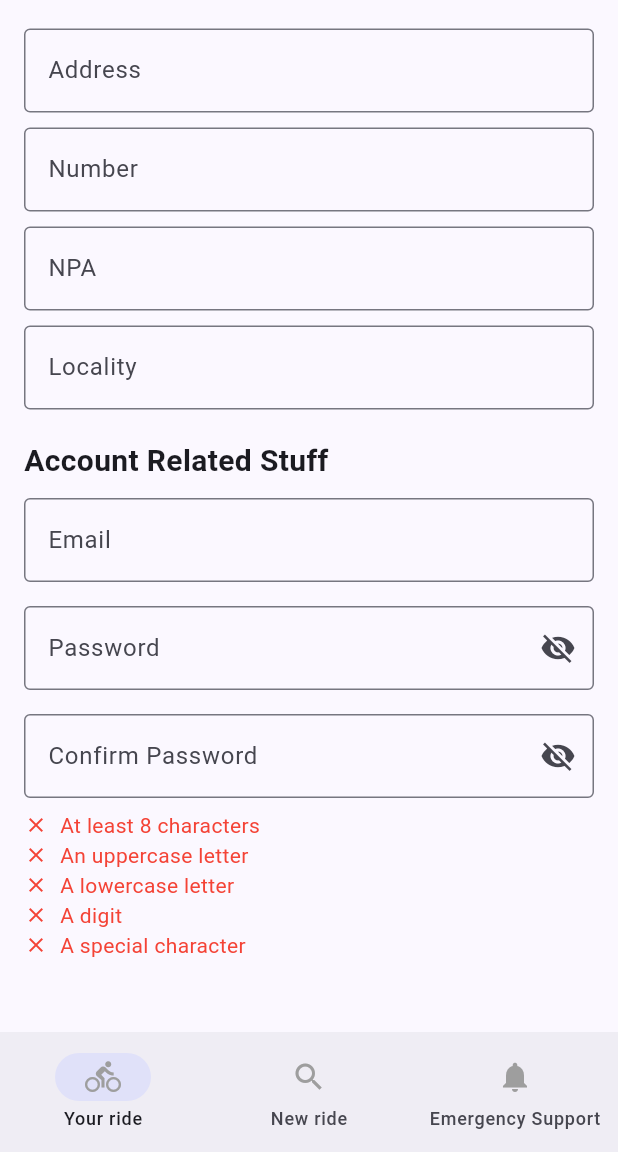
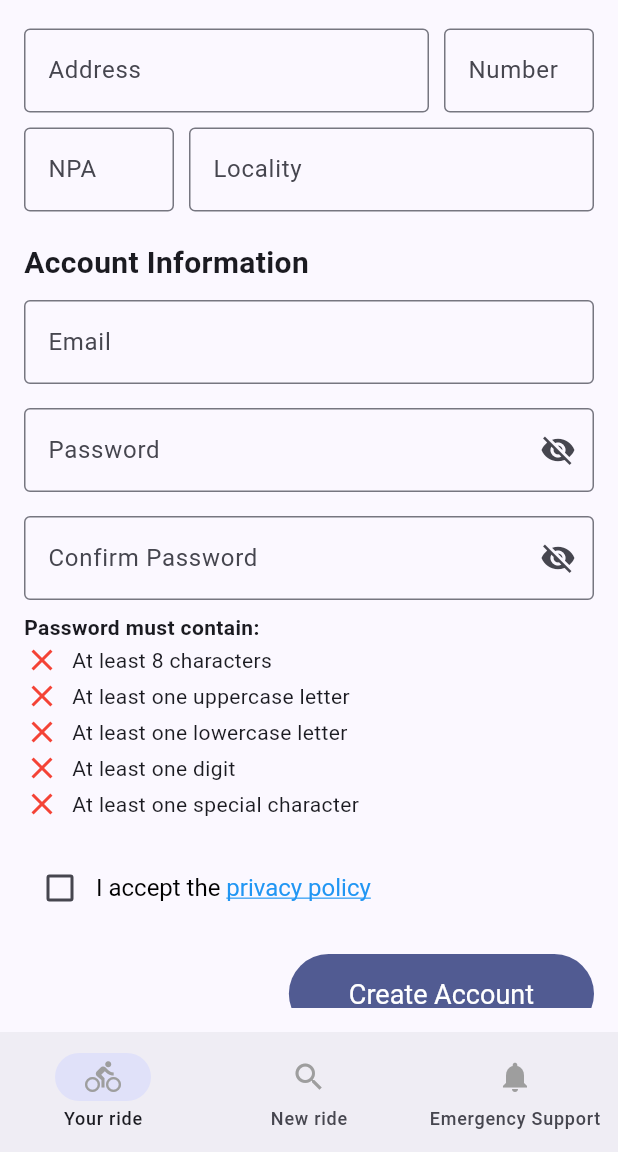
Before and after one commit to davidmarsoni/64-51-Mobile-Dev-Group1, a Flutter app: the CreateAccountPage screen opened directly, scrolled down 576 dp, on a phone screen of 412 x 824 dp, the part 84-1236 px from its top. Run offline on Flutter 3.47's test engine with Material 3 defaults, Android fonts, the phone set to English and light mode, and no system bars; our stand-ins replace cloud_firestore, firebase_auth, firebase_core, flutter_svg; accounts and stored records are empty.

Commit message:
Add complete field verification for the create account page and correct some bugs - Add a new object appUser that handles the user data on our application - Modify the create account to have all field validation and better-looking - Modify the auth_services to have the function related to the create account page - Modify the welcome page to update a minor style issue - Modify the button widget to add the possibility to choose the horizontal and vertical padding

```diff
--- /dev/null
+++ b/lib/data/objects/appUser.dart
@@ -0,0 +1,43 @@
+class AppUser {
+  final String? uid;
+  final String name;
+  final String surname;
+  final String phone;
+  final String birthDate;
+  final String username;
+  final String address;
+  final String number;
+  final String npa;
+  final String locality;
+  final String email;
+
+  AppUser({
+    this.uid,
+    required this.name,
+    required this.surname,
+    required this.phone,
+    required this.birthDate,
+    required this.username,
+    required this.address,
+    required this.number,
+    required this.npa,
+    required this.locality,
+    required this.email,
+  });
+
+  Map<String, dynamic> toMap() {
+    return {
+      'uid': uid,
+      'name': name,
+      'surname': surname,
+      'phone': phone,
+      'birthDate': birthDate,
+      'username': username,
+      'address': address,
+      'number': number,
+      'npa': npa,
+      'locality': locality,
+      'email': email,
+    };
+  }
+}
--- a/lib/src/auth/create_account/create_account_page.dart
+++ b/lib/src/auth/create_account/create_account_page.dart
@@ -1,7 +1,10 @@
 import 'package:firebase_auth/firebase_auth.dart';
+import 'package:flutter/gestures.dart';
 import 'package:flutter/material.dart';
+import 'package:valais_roll/data/objects/appUser.dart';
 import 'package:valais_roll/src/others/privacy_policy_page.dart';
 import 'package:valais_roll/src/services/auth_service.dart';
+import 'package:valais_roll/src/widgets/button.dart';
 import '../../widgets/nav_bar.dart';
 import '../../widgets/top_bar.dart';
 
@@ -14,6 +17,8 @@ class CreateAccountPage extends StatefulWidget {
 
 class _CreateAccountPageState extends State<CreateAccountPage> {
   final AuthService _authService = AuthService();
+  final _formKey = GlobalKey<FormState>();
+
   final Map<String, TextEditingController> _controllers = {
     'email': TextEditingController(),
     'password': TextEditingController(),
@@ -29,18 +34,131 @@ class _CreateAccountPageState extends State<CreateAccountPage> {
     'locality': TextEditingController(),
   };
 
+  bool _passwordVisible = false;
+  bool _acceptPrivacyPolicy = false;
   String? passwordError;
   String? confirmPasswordError;
-  bool _passwordVisible = false;
-  bool _acceptPrivacyPolicy = false;
+
+  String? _validateField(String value, String fieldType) {
+    if (value.isEmpty) return 'This field cannot be empty.';
+
+    // Email validation
+    if (fieldType == 'email' && !RegExp(r'^[^@]+@[^@]+\.[^@]+').hasMatch(value)) {
+      return 'Please enter a valid email address.';
+    }
+
+    // Phone validation (only digits)
+    if (fieldType == 'phone' && !RegExp(r'^\d+$').hasMatch(value)) {
+      return 'Please enter a valid phone number.';
+    }
+
+    // NPA validation (only digits)
+    if (fieldType == 'npa' && !RegExp(r'^\d+$').hasMatch(value)) {
+      return 'Please enter a valid NPA.';
+    }
+
+    // Number validation (only digits)
+    if (fieldType == 'number' && !RegExp(r'^\d+$').hasMatch(value)) {
+      return 'Please enter a valid road number.';
+    }
+
+    // Password validation
+    if (fieldType == 'password') {
+      if (value.length < 8) return 'Password must be at least 8 characters long.';
+      if (!RegExp(r'[A-Z]').hasMatch(value)) return 'Password must contain at least one uppercase letter.';
+      if (!RegExp(r'[a-z]').hasMatch(value)) return 'Password must contain at least one lowercase letter.';
+      if (!RegExp(r'[0-9]').hasMatch(value)) return 'Password must contain at least one digit.';
+      if (!RegExp(r'[!@#$%^&*(),.?":{}|<>]').hasMatch(value)) return 'Password must contain at least one special character.';
+    }
+
+    // Confirm password validation
+    if (fieldType == 'confirmPassword' && value != _controllers['password']!.text) {
+      return 'Passwords do not match.';
+    }
+
+    // Name, surname, and username validation
+    if (['name', 'surname', 'username'].contains(fieldType) && value.length < 2) {
+      return 'This field must be at least 2 characters long.';
+    }
+
+    // Birthdate validation (simple format check)
+    if (fieldType == 'birthDate' && !RegExp(r'^\d{4}-\d{2}-\d{2}$').hasMatch(value)) {
+      return 'Please enter a valid birth date (YYYY-MM-DD).';
+    }
+
+    // Address validation (not empty)
+    if (fieldType == 'address' && value.isEmpty) {
+      return 'Address cannot be empty.';
+    }
+
+    // Locality validation
+    if (fieldType == 'locality' && value.isEmpty) {
+      return 'Locality cannot be empty.';
+    }
+
+    return null;
+  }
+
+
+  void _selectBirthDate(BuildContext context) async {
+    DateTime? pickedDate = await showDatePicker(
+      context: context,
+      initialDate: DateTime.now(),
+      firstDate: DateTime(1900),
+      lastDate: DateTime.now(),
+    );
+
+    if (pickedDate != null) {
+      setState(() {
+        _controllers['birthDate']!.text = "${pickedDate.toLocal()}".split(' ')[0];  // Formatting the date as YYYY-MM-DD
+      });
+    }
+  }
+
+  Widget _buildBirthDateField() {
+    return TextFormField(
+      controller: _controllers['birthDate'],
+      decoration: const InputDecoration(
+        labelText: 'Birth Date',
+        border: OutlineInputBorder(),
+      ),
+      readOnly: true,  // Prevent manual text input
+      onTap: () {
+        _selectBirthDate(context);  // Open date picker on tap
+      },
+      validator: (value) => _validateField(value!, 'birthDate'),
+    );
+  }
+
+  List<Widget> _buildPasswordCriteria(String password) {
+    return [
+      const Text('Password must contain:', style: TextStyle(fontWeight: FontWeight.bold)),
+      _buildCriteriaItem('At least 8 characters', password.length >= 8),
+      _buildCriteriaItem('At least one uppercase letter', RegExp(r'[A-Z]').hasMatch(password)),
+      _buildCriteriaItem('At least one lowercase letter', RegExp(r'[a-z]').hasMatch(password)),
+      _buildCriteriaItem('At least one digit', RegExp(r'[0-9]').hasMatch(password)),
+      _buildCriteriaItem('At least one special character', RegExp(r'[!@#$%^&*(),.?":{}|<>]').hasMatch(password)),
+    ];
+  }
+
+  Widget _buildCriteriaItem(String text, bool isValid) {
+    return Row(
+      children: [
+        Icon(isValid ? Icons.check : Icons.close, color: isValid ? Colors.green : Colors.red),
+        const SizedBox(width: 8),
+        Text(text),
+      ],
+    );
+  }
 
   void _createAccount() async {
     setState(() {
-      confirmPasswordError = _validateConfirmPassword(_controllers['password']!.text, _controllers['confirmPassword']!.text);
-      passwordError = _validatePassword(_controllers['password']!.text);
+      // Validate confirm password and password
+      confirmPasswordError = _validateField(_controllers['confirmPassword']!.text, 'confirmPassword');
+      passwordError = _validateField(_controllers['password']!.text, 'password');
     });
 
-    if (passwordError != null || confirmPasswordError != null || !_acceptPrivacyPolicy) {
+    if (!_formKey.currentState!.validate() || passwordError != null || confirmPasswordError != null || !_acceptPrivacyPolicy) {
       if (!_acceptPrivacyPolicy) {
         ScaffoldMessenger.of(context).showSnackBar(
           const SnackBar(content: Text('You must accept the privacy policy to continue.')),
@@ -50,21 +168,49 @@ class _CreateAccountPageState extends State<CreateAccountPage> {
     }
 
     try {
-      User? user = await _authService.createAccountWithEmail(
-        _controllers['email']!.text,
-        _controllers['password']!.text,
+      // Create the AppUser object with form data
+      AppUser newUser = AppUser(
+        email: _controllers['email']!.text,
+        name: _controllers['name']!.text,
+        surname: _controllers['surname']!.text,
+        phone: _controllers['phone']!.text,
+        birthDate: _controllers['birthDate']!.text,
+        username: _controllers['username']!.text,
+        address: _controllers['address']!.text,
+        number: _controllers['number']!.text,
+        npa: _controllers['npa']!.text,
+        locality: _controllers['locality']!.text,
       );
 
-      if (user != null && !user.emailVerified) {
+      // Check if a user already exists with this address
+      bool userExists = await _authService.checkUserByAddress(newUser.address, newUser.number, newUser.npa);
+
+      if (userExists) {
+        ScaffoldMessenger.of(context).showSnackBar(
+          const SnackBar(content: Text('A user already exists with this address.')),
+        );
+        return;
+      }
+
+      // Create the account
+      User? user = await _authService.createAccountWithEmail(newUser.email, _controllers['password']!.text);
+
+      if (user != null) {
+        // Send email verification
+        if (!user.emailVerified) {
           await _authService.sendEmailVerification(user);
           ScaffoldMessenger.of(context).showSnackBar(
             const SnackBar(content: Text('Verification email sent. Please check your email.')),
           );
         }
 
+        // Add the user to Firestore
+        await _authService.addUserToFirestore(user, newUser);
+
         ScaffoldMessenger.of(context).showSnackBar(
           const SnackBar(content: Text('Account created successfully! Please verify your email.')),
         );
+      }
     } on FirebaseAuthException catch (e) {
       String message = _authService.getErrorMessage(e);
       ScaffoldMessenger.of(context).showSnackBar(
@@ -77,51 +223,13 @@ class _CreateAccountPageState extends State<CreateAccountPage> {
     }
   }
 
-  String? _validatePassword(String password) {
-    if (password.isEmpty) return 'Password cannot be empty.';
-    if (password.length < 8) return 'Password must be at least 8 characters long.';
-    if (!RegExp(r'[A-Z]').hasMatch(password)) return 'Password must contain at least one uppercase letter.';
-    if (!RegExp(r'[a-z]').hasMatch(password)) return 'Password must contain at least one lowercase letter.';
-    if (!RegExp(r'[0-9]').hasMatch(password)) return 'Password must contain at least one digit.';
-    if (!RegExp(r'[!@#$%^&*(),.?":{}|<>]').hasMatch(password)) return 'Password must contain at least one special character.';
-    return null;
-  }
-
-  String? _validateConfirmPassword(String password, String confirmPassword) {
-    if (confirmPassword.isEmpty) return 'Confirm Password cannot be empty.';
-    if (password != confirmPassword) return 'Passwords do not match.';
-    return null;
-  }
-
-  List<Widget> _buildPasswordCriteria(String password) {
-    final criteria = [
-      {'text': 'At least 8 characters', 'regex': r'.{8,}'},
-      {'text': 'An uppercase letter', 'regex': r'[A-Z]'},
-      {'text': 'A lowercase letter', 'regex': r'[a-z]'},
-      {'text': 'A digit', 'regex': r'[0-9]'},
-      {'text': 'A special character', 'regex': r'[!@#$%^&*(),.?":{}|<>]'},
-    ];
-
-    return criteria.map((criterion) {
-      final isValid = RegExp(criterion['regex']!).hasMatch(password);
-      return Row(
-        children: [
-          Icon(isValid ? Icons.check : Icons.close, color: isValid ? Colors.green : Colors.red, size: 16),
-          const SizedBox(width: 8),
-          Text(criterion['text']!, style: TextStyle(color: isValid ? Colors.green : Colors.red)),
-        ],
-      );
-    }).toList();
-  }
-
-  Widget _buildTextField(String label, String controllerKey, {bool obscureText = false, String? errorText, TextInputType keyboardType = TextInputType.text}) {
+  Widget _buildTextField(String label, String controllerKey, {bool obscureText = false, TextInputType keyboardType = TextInputType.text, String? errorText}) {
     return TextFormField(
       controller: _controllers[controllerKey],
       decoration: InputDecoration(
         labelText: label,
         errorText: errorText,
         border: const OutlineInputBorder(),
-        focusedBorder: const OutlineInputBorder(borderSide: BorderSide(color: Colors.blue)),
         suffixIcon: obscureText
             ? IconButton(
                 icon: Icon(_passwordVisible ? Icons.visibility : Icons.visibility_off),
@@ -135,12 +243,9 @@ class _CreateAccountPageState extends State<CreateAccountPage> {
       ),
       obscureText: obscureText && !_passwordVisible,
       keyboardType: keyboardType,
+      validator: (value) => _validateField(value!, controllerKey),
       onChanged: (value) {
-        if (controllerKey == 'password') {
-          setState(() {
-            passwordError = _validatePassword(value);
-          });
-        }
+        setState(() {});
       },
     );
   }
@@ -152,11 +257,16 @@ class _CreateAccountPageState extends State<CreateAccountPage> {
       body: Padding(
         padding: const EdgeInsets.all(16.0),
         child: SingleChildScrollView(
+          child: Form(
+            key: _formKey,
             child: Column(
+              crossAxisAlignment: CrossAxisAlignment.start,
               children: <Widget>[
-              const Align(alignment: Alignment.centerLeft, child: Text('Create your account', style: TextStyle(fontSize: 24, fontWeight: FontWeight.bold))),
+                const Text('Create your account', style: TextStyle(fontSize: 24, fontWeight: FontWeight.bold)),
                 const SizedBox(height: 20),
-              const Align(alignment: Alignment.centerLeft, child: Text('Personal Information', style: TextStyle(fontSize: 20, fontWeight: FontWeight.bold))),
+
+                // Personal Information Section
+                const Text('Personal Information', style: TextStyle(fontSize: 20, fontWeight: FontWeight.bold)),
                 const SizedBox(height: 10),
                 _buildTextField('Name', 'name'),
                 const SizedBox(height: 10),
@@ -164,25 +274,51 @@ class _CreateAccountPageState extends State<CreateAccountPage> {
                 const SizedBox(height: 10),
                 _buildTextField('Phone', 'phone', keyboardType: TextInputType.phone),
                 const SizedBox(height: 10),
-              _buildTextField('Birth Date', 'birthDate', keyboardType: TextInputType.datetime),
+                _buildBirthDateField(),
                 const SizedBox(height: 20),
-              const Align(alignment: Alignment.centerLeft, child: Text('Avatar and Username', style: TextStyle(fontSize: 20, fontWeight: FontWeight.bold))),
+
+                // Avatar Section
+                const Text('Avatar and Username', style: TextStyle(fontSize: 20, fontWeight: FontWeight.bold)),
                 const SizedBox(height: 10),
                 _buildTextField('Username', 'username'),
                 const SizedBox(height: 10),
                 ElevatedButton(onPressed: () {}, child: const Text('Upload Avatar Picture')),
                 const SizedBox(height: 20),
-              const Align(alignment: Alignment.centerLeft, child: Text('Address', style: TextStyle(fontSize: 20, fontWeight: FontWeight.bold))),
+
+                // Address Section
+                const Text('Address', style: TextStyle(fontSize: 20, fontWeight: FontWeight.bold)),
                 const SizedBox(height: 10),
-              _buildTextField('Address', 'address'),
+                Row(
+                  children: [
+                    Expanded(
+                      flex: 2, // This ensures the "Address" field fills more space
+                      child: _buildTextField('Address', 'address'),
+                    ),
+                    const SizedBox(width: 10),
+                    SizedBox(
+                      width: 100, // Adjust the width to fit the "Number" field
+                      child: _buildTextField('Number', 'number', keyboardType: TextInputType.number),
+                    ),
+                  ],
+                ),
                 const SizedBox(height: 10),
-              _buildTextField('Number', 'number'),
-              const SizedBox(height: 10),
-              _buildTextField('NPA', 'npa'),
-              const SizedBox(height: 10),
-              _buildTextField('Locality', 'locality'),
+                Row(
+                  children: [
+                    SizedBox(
+                      width: 100, // Adjust the width to fit the "NPA" field
+                      child: _buildTextField('NPA', 'npa', keyboardType: TextInputType.number),
+                    ),
+                    const SizedBox(width: 10),
+                    Expanded(
+                      flex: 2, // This ensures the "Locality" field fills the remaining space
+                      child: _buildTextField('Locality', 'locality'),
+                    ),
+                  ],
+                ),
                 const SizedBox(height: 20),
-              const Align(alignment: Alignment.centerLeft, child: Text('Account Related Stuff', style: TextStyle(fontSize: 20, fontWeight: FontWeight.bold))),
+
+                // Account Section
+                const Text('Account Information', style: TextStyle(fontSize: 20, fontWeight: FontWeight.bold)),
                 const SizedBox(height: 10),
                 _buildTextField('Email', 'email', keyboardType: TextInputType.emailAddress),
                 const SizedBox(height: 16),
@@ -191,12 +327,11 @@ class _CreateAccountPageState extends State<CreateAccountPage> {
                 _buildTextField('Confirm Password', 'confirmPassword', obscureText: true, errorText: confirmPasswordError),
                 Padding(
                   padding: const EdgeInsets.only(top: 8.0),
-                child: Align(
-                  alignment: Alignment.centerLeft,
                   child: Column(crossAxisAlignment: CrossAxisAlignment.start, children: _buildPasswordCriteria(_controllers['password']!.text)),
                 ),
-              ),
                 const SizedBox(height: 20),
+
+                // Privacy Policy
                 Row(
                   children: [
                     Checkbox(
@@ -208,21 +343,44 @@ class _CreateAccountPageState extends State<CreateAccountPage> {
                       },
                     ),
                     Expanded(
-                    child: GestureDetector(
-                      onTap: () {
-                        Navigator.push(context, MaterialPageRoute(builder: (context) => const PrivacyPolicyPage()));
+                      child: RichText(
+                        text: TextSpan(
+                          text: 'I accept the ',
+                          style: const TextStyle(fontSize: 16, color: Colors.black),
+                          children: [
+                            TextSpan(
+                              text: 'privacy policy',
+                              style: const TextStyle(
+                                fontSize: 16,
+                                decoration: TextDecoration.underline,
+                                color: Colors.blue,
+                              ),
+                              recognizer: TapGestureRecognizer()
+                                ..onTap = () {
+                                  Navigator.push(
+                                    context,
+                                    MaterialPageRoute(builder: (context) => const PrivacyPolicyPage()),
+                                  );
                                 },
-                      child: const Text(
-                        'I accept the privacy policy',
-                        style: TextStyle(fontSize: 16, decoration: TextDecoration.underline, color: Colors.blue),
+                            ),
+                          ],
                         ),
                       ),
                     ),
                   ],
                 ),
                 const SizedBox(height: 20),
-              ElevatedButton(onPressed: _createAccount, child: const Text('Create Account')),
+
+                // Create Account Button
+                Align(
+                  alignment: Alignment.centerRight,
+                  child: Button(
+                    onPressed: _createAccount,
+                    text: 'Create Account',
+                  ),
+                ),
               ],
+            ),
           ),
         ),
       ),
--- a/lib/src/welcome/welcome_page.dart
+++ b/lib/src/welcome/welcome_page.dart
@@ -34,6 +34,7 @@ class WelcomePage extends StatelessWidget {
                         MaterialPageRoute(builder: (context) => const CreateAccountPage()),
                       );
                     },
+                    horizontalPadding: 20,
                     isFilled: true,
                   ),
                 ),
--- a/lib/src/widgets/button.dart
+++ b/lib/src/widgets/button.dart
@@ -4,20 +4,30 @@ class Button extends StatelessWidget {
   final String text;
   final VoidCallback onPressed;
   final bool isFilled;
+  final double? horizontalPadding;
+  final double? verticalPadding;
 
   const Button({
     Key? key,
     required this.text,
     required this.onPressed,
     this.isFilled = true,
+    this.horizontalPadding,
+    this.verticalPadding,
   }) : super(key: key);
 
   @override
   Widget build(BuildContext context) {
+    final double defaultHorizontalPadding = 40.0;
+    final double defaultVerticalPadding = 16.0;
+
     return isFilled
         ? FilledButton(
             style: FilledButton.styleFrom(
-              padding: const EdgeInsets.symmetric(vertical: 16.0, horizontal: 40.0),
+              padding: EdgeInsets.symmetric(
+                vertical: verticalPadding ?? defaultVerticalPadding,
+                horizontal: horizontalPadding ?? defaultHorizontalPadding,
+              ),
               textStyle: const TextStyle(fontSize: 18),
             ),
             onPressed: onPressed,
@@ -25,7 +35,10 @@ class Button extends StatelessWidget {
           )
         : OutlinedButton(
             style: OutlinedButton.styleFrom(
-              padding: const EdgeInsets.symmetric(vertical: 16.0, horizontal: 40.0),
+              padding: EdgeInsets.symmetric(
+                vertical: verticalPadding ?? defaultVerticalPadding,
+                horizontal: horizontalPadding ?? defaultHorizontalPadding,
+              ),
               textStyle: const TextStyle(fontSize: 18),
             ),
             onPressed: onPressed,
```
Also changed, not shown: lib/src/services/auth_service.dart (+52 -5 lines). Lines whose indentation alone changed are shown as unchanged.
